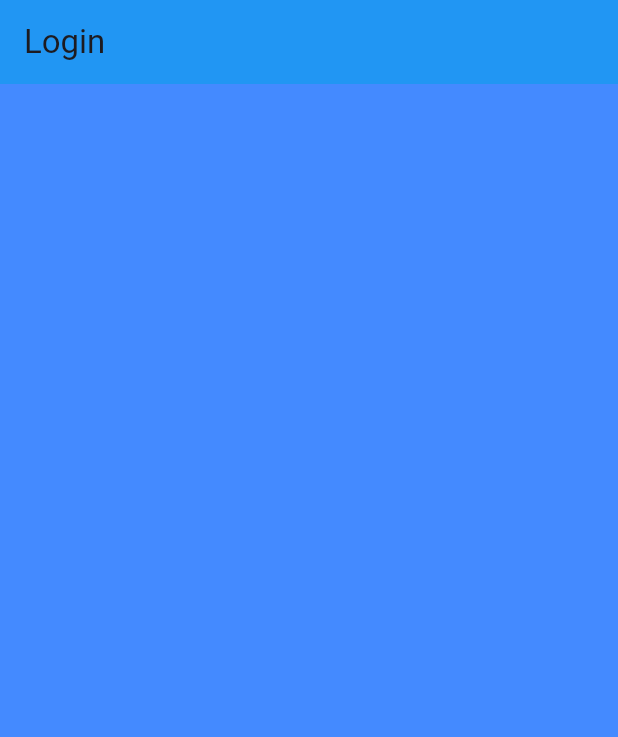
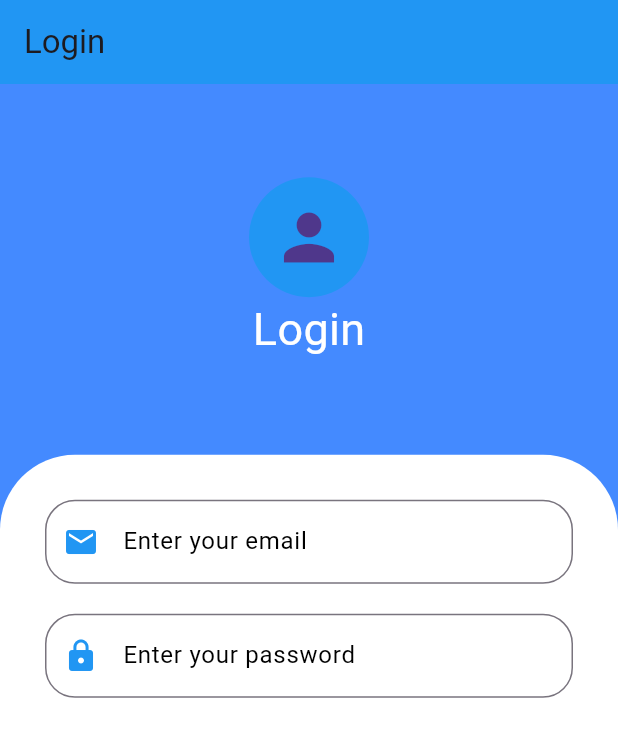
Before and after one commit to igizchuck43/auth_login_ui, a Flutter app: the screen it shows after launch, on a phone screen of 412 x 824 dp. Shown: the top 737 px of the screen. Run offline on Flutter 3.47's test engine with Material 3 defaults, Android fonts, the light colour scheme and no system bars.

Commit message:
Update text fields

```diff
--- a/lib/screens/login_screen.dart
+++ b/lib/screens/login_screen.dart
@@ -14,8 +14,125 @@ class LoginScreen extends StatelessWidget {
         ),
       ),
       body: Container(
+        child: LayoutBuilder(
+          builder: (BuildContext context, BoxConstraints viewportConstraints){
+            return SingleChildScrollView(
+              child: ConstrainedBox(
+                constraints: BoxConstraints(minHeight: viewportConstraints.maxHeight),
+                child: Container(
+                  child: IntrinsicHeight(
+                    child: Column(
+                      mainAxisAlignment: MainAxisAlignment.center,
+                      children: [
+                        Container(
+                          width: MediaQuery.of(context).size.width,
+                          color: Colors.blueAccent,
+                          height: MediaQuery.of(context).size.height *0.30,
+                          child: Center(
+                            child: Column(
+                              mainAxisAlignment: MainAxisAlignment.center,
+                              children: [
+                                CircleAvatar(
+                                  backgroundColor: Theme.of(context).primaryColor,
+                                  radius: 40,
+                                    child: Icon(
+                                      Icons.person,
+                                      size: 50,
+                                    ),
+                                ),
+                                Text(
+                                  "Login",
+                                  style: TextStyle(
+                                    fontSize: 30,
+                                    color: Colors.white,
+                                  ),
+                                ),
+                              ],
+                            ),
+                          ),
+                        ),
+                        Expanded(
+                          child: Container(
+                            padding: EdgeInsets.all(30),
+                            decoration: BoxDecoration(
+                              color: Colors.white,
+                              borderRadius: BorderRadius.only(
+                                topLeft: Radius.circular(50),
+                                topRight: Radius.circular(50),
+                              ),
+                            ),
+                            child: Column(
+                              children: [
+                                TextField(
+                                  autocorrect: true,
+                                  decoration: InputDecoration(
+                                    hintText: "Enter your email",
+                                    hintStyle: TextStyle(
+                                      color: Colors.black,
+                                    ),
+                                    border: OutlineInputBorder(
+                                      borderRadius: BorderRadius.circular(20),
+                                      borderSide: BorderSide(
+                                        color: Theme.of(context).primaryColor,
+                                        width: 3,
+                                      ),
+                                    ),
+                                    prefixIcon: IconTheme(
+                                      data: IconThemeData(
+                                        color: Theme.of(context).primaryColor,
+                                      ),
+                                      child: Icon(Icons.email),
+                                    ),
+                                  ),
+                                ),
+                                SizedBox(
+                                  height: 20,
+                                ),
+                                TextField(
+                                  autocorrect: true,
+                                  obscureText: true,
+                                  decoration: InputDecoration(
+                                    hintText: "Enter your password",
+                                    hintStyle: TextStyle(
+                                      color: Colors.black,
+                                    ),
+                                    border: OutlineInputBorder(
+                                      borderRadius: BorderRadius.circular(20),
+                                      borderSide: BorderSide(
+                                        color: Theme.of(context).primaryColor,
+                                        width: 3,
+                                      ),
+                                    ),
+                                    prefixIcon: IconTheme(
+                                      data: IconThemeData(
+                                        color: Theme.of(context).primaryColor,
+                                      ),
+                                      child: Icon(
+                                        Icons.lock,
+                                      ),
+                                    ),
+                                  ),
+                                ),
+                                SizedBox(
+                                  height: 20,
+                                ),
+                                Container(
+                                  child: Center(
 
-
+                                  ),
+                                )
+                              ],
+                            ),
+                          ),
+                        )
+                      ],
+                    ),
+                  ),
+                ),
+              ),
+            );
+          },
+        ),
       ),
     );
   }
```
